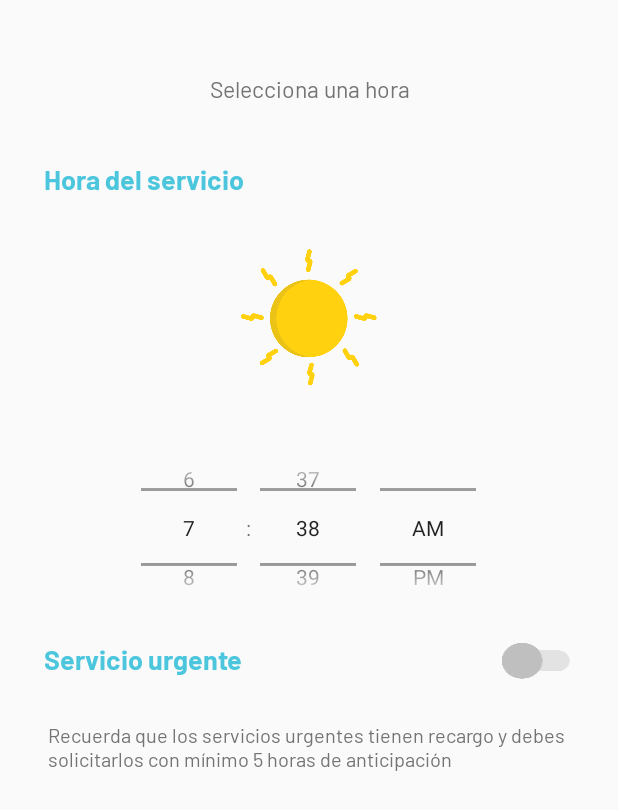
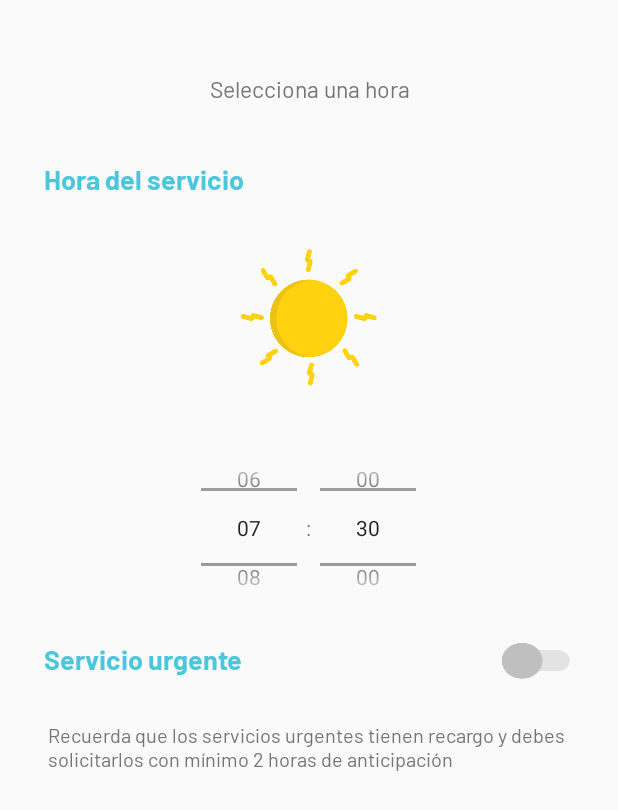
Before and after one commit to ServiciosACO/in-android-user, an Android app: the fragment ServiceTimeFragment shown on its own in the app's theme, on a phone screen of 412 x 824 dp. Shown: the top 810 px of the screen. Run offline under Robolectric (Android 15) with nearby library versions, the phone set to English and light mode, and no system bars; plain views replace ShadowView; 1 statement that could not run was skipped.

Commit message:
limitando el time picker  a 30 minutos y validando para colocar la hora solo de 6am a 8pm

```diff
--- a/app/src/main/java/co/kubo/indiesco/activities/AddService.kt
+++ b/app/src/main/java/co/kubo/indiesco/activities/AddService.kt
@@ -140,8 +140,7 @@ class AddService : AppCompatActivity(), View.OnClickListener, IVivieda,
                             serviceResumen.pisos = singleton.getnPisos()
                             serviceResumen.id_tipo_inmueble = singleton.idTipoInmueble
                             serviceResumen.tipo_cobro = "espacios"
-
-
+                            serviceResumen.hora = singleton.hora
 
                             var data = singleton.data
                             var posInm = singleton.posTipoInmueble
--- a/app/src/main/java/co/kubo/indiesco/fragment/ServiceTimeFragment.kt
+++ b/app/src/main/java/co/kubo/indiesco/fragment/ServiceTimeFragment.kt
@@ -11,6 +11,10 @@ import android.widget.TimePicker
 import android.widget.ToggleButton
 import co.kubo.indiesco.R
 import co.kubo.indiesco.utils.Singleton
+import android.widget.NumberPicker
+import android.annotation.SuppressLint
+
+
 
 /**
  * Created by estacion on 28/05/18.
@@ -22,6 +26,7 @@ class ServiceTimeFragment : Fragment(), View.OnClickListener {
     lateinit var timePicker : TimePicker
     lateinit var toggleButton : ToggleButton
     var AM_PM = "AM"
+    val TIME_PICKER_INTERVAL = 30
 
     override fun onClick(v: View?) {
         when (v!!.id){
@@ -37,6 +42,39 @@ class ServiceTimeFragment : Fragment(), View.OnClickListener {
         }
     }
 
+    @SuppressLint("NewApi")
+    private fun setTimePickerInterval(timePicker: TimePicker) {
+        try {
+            val classForid = Class.forName("com.android.internal.R\$id")
+            // Field timePickerField = classForid.getField("timePicker");
+
+            val field = classForid.getField("minute")
+            val minutePicker = timePicker.findViewById(field.getInt(null)) as NumberPicker
+
+            val fieldHour = classForid.getField("hour")
+            val hourPicker = timePicker.findViewById(fieldHour.getInt(null)) as NumberPicker
+
+            minutePicker.minValue = 0
+            minutePicker.maxValue = 3
+            var displayedValues = ArrayList<String>()
+            run {
+                var i = 0
+                while (i < 60) {
+                    displayedValues.add(String.format("%02d", i))
+                    i += TIME_PICKER_INTERVAL
+                }
+            }
+            var i = 0
+            while (i < 60) {
+                displayedValues.add(String.format("%02d", i))
+                i += TIME_PICKER_INTERVAL
+            }
+            minutePicker.displayedValues = displayedValues.toArray(arrayOfNulls<String>(0))
+        } catch (e: Exception) {
+            e.printStackTrace()
+        }
+    }
+
     override fun onCreateView(inflater: LayoutInflater, container: ViewGroup?, savedInstanceState: Bundle?): View? {
         val v = inflater.inflate(R.layout.fragment_service_time, container, false)
         val iTime = (activity as? ITime)!!
@@ -47,7 +85,19 @@ class ServiceTimeFragment : Fragment(), View.OnClickListener {
         toggleButton = v.findViewById(R.id.toggleButton)
         toggleButton.setOnClickListener(this)
 
-        var time = "${timePicker.currentHour.toString()}:${timePicker.currentMinute.toString()}"
+        timePicker.setIs24HourView(true)
+        setTimePickerInterval(timePicker)
+
+        var minute = timePicker.currentMinute.toString().length
+        var time = ""
+        when(minute){
+            1 -> {
+                time = "${timePicker.currentHour}:0${timePicker.currentMinute}"
+            }
+            2 -> {
+                time = "${timePicker.currentHour}:${timePicker.currentMinute}"
+            }
+        }
         singleton.hora = time
         if (timePicker.currentHour < 12){
             AM_PM = "AM"
@@ -67,17 +117,48 @@ class ServiceTimeFragment : Fragment(), View.OnClickListener {
                 AM_PM = "PM"
                 imgTime.setImageDrawable(activity!!.resources.getDrawable(R.drawable.img_afternoon))
             }
-            var time = "${hourOfDay.toString()}:${minute.toString()}"
+
+            var minute = timePicker.currentMinute.toString().length
+            var time = ""
+            when(minute){
+                1 -> {
+                    time = "${timePicker.currentHour}:0${timePicker.currentMinute}"
+                }
+                2 -> {
+                    time = "${timePicker.currentHour}:${timePicker.currentMinute}"
+                }
+            }
             singleton.hora = time
+
         }
+
+
+
+
         return v
     }
+
+
 
     override fun setUserVisibleHint(isVisibleToUser: Boolean) {
         super.setUserVisibleHint(isVisibleToUser)
         if (isVisibleToUser){
             val iTime = (activity as? ITime)!!
+            var minute = timePicker.currentMinute.toString().length
+            var time = ""
+            when(minute){
+                1 -> {
+                    time = "${timePicker.currentHour}:0${timePicker.currentMinute}"
+                }
+                2 -> {
+                    time = "${timePicker.currentHour}:${timePicker.currentMinute}"
+                }
+            }
+            singleton.hora = time
             iTime.checkTime()
+
+
+
         } else {
             Log.e("fragment", "No visible")
         }
--- a/app/src/main/res/layout/fragment_service_time.xml
+++ b/app/src/main/res/layout/fragment_service_time.xml
@@ -92,7 +92,7 @@
                     <co.kubo.indiesco.utils.Regular
                         android:id="@+id/tvInfo"
                         style="@style/texto_13_gris"
-                        android:text="Recuerda que los servicios urgentes tienen recargo y debes solicitarlos con mínimo 5 horas de anticipación"
+                        android:text="Recuerda que los servicios urgentes tienen recargo y debes solicitarlos con mínimo 2 horas de anticipación"
                         android:layout_marginStart="16dp"
                         android:layout_marginEnd="16dp"
                         android:layout_marginBottom="9dp"
```
